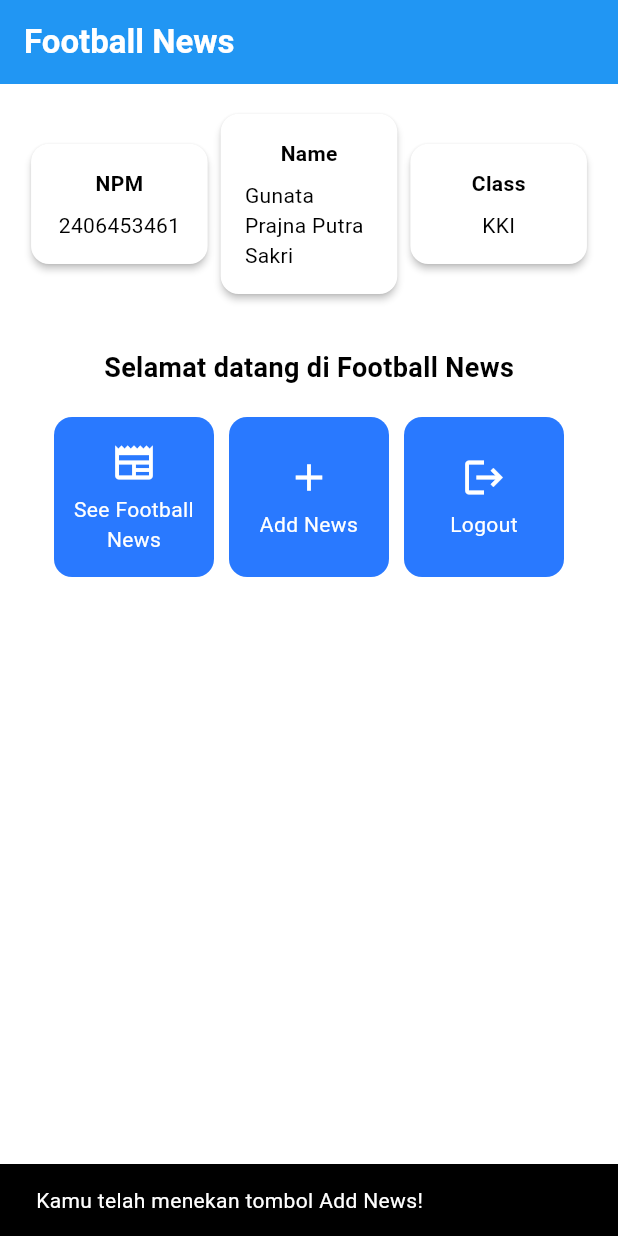
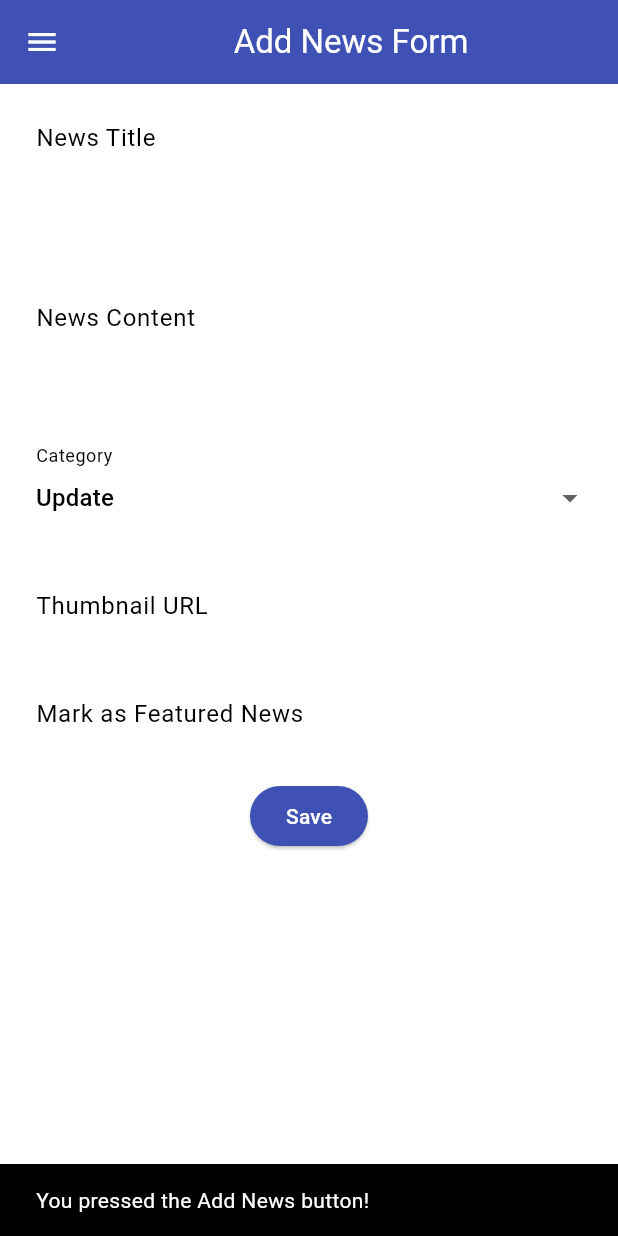
Before and after one commit to kingfrog711/football_news_mobile, a Flutter app: the screen it shows after launch, after a tap on "Add News", on a phone screen of 412 x 824 dp. Run offline on Flutter 3.47's test engine with Material 3 defaults, Android fonts, the phone set to English and light mode, and no system bars.

Commit message:
Tutorial 7.0 Done

```diff
--- a/lib/main.dart
+++ b/lib/main.dart
@@ -1,5 +1,5 @@
 import 'package:flutter/material.dart';
-import 'package:football_news/menu.dart';
+import 'package:football_news/screens/menu.dart';
 
 
 
--- a/lib/menu.dart
+++ /dev/null
@@ -1,187 +0,0 @@
-import 'package:flutter/material.dart';
-
-class MyHomePage extends StatelessWidget {
-  MyHomePage({super.key});
-
-  final String nama = "Gunata Prajna Putra Sakri"; // Name
-  final String npm = "2406453461"; // NPM
-  final String kelas = "KKI"; // Class
-
-  final List<ItemHomepage> items = [
-    ItemHomepage("See Football News", Icons.newspaper),
-    ItemHomepage("Add News", Icons.add),
-    ItemHomepage("Logout", Icons.logout),
-  ];
-  @override
-  Widget build(BuildContext context) {
-    // Scaffold menyediakan struktur dasar halaman dengan AppBar dan body.
-    return Scaffold(
-      // AppBar adalah bagian atas halaman yang menampilkan judul.
-        appBar: AppBar(
-          // Judul aplikasi "Football News" dengan teks putih dan tebal.
-          title: const Text(
-            'Football News',
-            style: TextStyle(
-              color: Colors.white,
-              fontWeight: FontWeight.bold,
-            ),
-          ),
-          // Warna latar belakang AppBar diambil dari skema warna tema aplikasi.
-          backgroundColor: Theme.of(context).colorScheme.primary,
-        ),
-        // Body halaman dengan padding di sekelilingnya.
-        body: Padding(
-          padding: const EdgeInsets.all(16.0),
-          // Menyusun widget secara vertikal dalam sebuah kolom.
-          child: Column(
-            crossAxisAlignment: CrossAxisAlignment.center,
-            children: [
-              // Row untuk menampilkan 3 InfoCard secara horizontal.
-              Row(
-                mainAxisAlignment: MainAxisAlignment.spaceEvenly,
-                children: [
-                  InfoCard(title: 'NPM', content: npm),
-                  InfoCard(title: 'Name', content: nama),
-                  InfoCard(title: 'Class', content: kelas),
-                ],
-              ),
-
-              // Memberikan jarak vertikal 16 unit.
-              const SizedBox(height: 16.0),
-
-              // Menempatkan widget berikutnya di tengah halaman.
-              Center(
-                child: Column(
-                  // Menyusun teks dan grid item secara vertikal.
-
-                  children: [
-                    // Menampilkan teks sambutan dengan gaya tebal dan ukuran 18.
-                    const Padding(
-                      padding: EdgeInsets.only(top: 16.0),
-                      child: Text(
-                        'Selamat datang di Football News',
-                        style: TextStyle(
-                          fontWeight: FontWeight.bold,
-                          fontSize: 18.0,
-                        ),
-                      ),
-                    ),
-
-                    // Grid untuk menampilkan ItemCard dalam bentuk grid 3 kolom.
-                    GridView.count(
-                      primary: true,
-                      padding: const EdgeInsets.all(20),
-                      crossAxisSpacing: 10,
-                      mainAxisSpacing: 10,
-                      crossAxisCount: 3,
-                      // Agar grid menyesuaikan tinggi kontennya.
-                      shrinkWrap: true,
-
-                      // Menampilkan ItemCard untuk setiap item dalam list items.
-                      children: items.map((ItemHomepage item) {
-                        return ItemCard(item);
-                      }).toList(),
-                    ),
-                  ],
-                ),
-              ),
-            ],
-          ),
-        ),
-    );
-  }
-}
-
-class InfoCard extends StatelessWidget {
-  // Kartu informasi yang menampilkan title dan content.
-
-  final String title;  // Judul kartu.
-  final String content;  // Isi kartu.
-
-  const InfoCard({super.key, required this.title, required this.content});
-
-  @override
-  Widget build(BuildContext context) {
-    return Card(
-      // Membuat kotak kartu dengan bayangan dibawahnya.
-      elevation: 2.0,
-      child: Container(
-        // Mengatur ukuran dan jarak di dalam kartu.
-        width: MediaQuery.of(context).size.width / 3.5, // menyesuaikan dengan lebar device yang digunakan.
-        padding: const EdgeInsets.all(16.0),
-        // Menyusun title dan content secara vertikal.
-        child: Column(
-          children: [
-            Text(
-              title,
-              style: const TextStyle(fontWeight: FontWeight.bold),
-            ),
-            const SizedBox(height: 8.0),
-            Text(content),
-          ],
-        ),
-      ),
-    );
-  }
-}
-
-class ItemHomepage {
-  final String name;
-  final IconData icon;
-
-  ItemHomepage(this.name, this.icon);
-}
-
-class ItemCard extends StatelessWidget {
-  // Menampilkan kartu dengan ikon dan nama.
-
-  final ItemHomepage item;
-
-  const ItemCard(this.item, {super.key});
-
-  @override
-  Widget build(BuildContext context) {
-    return Material(
-      // Menentukan warna latar belakang dari tema aplikasi.
-      color: Theme.of(context).colorScheme.secondary,
-      // Membuat sudut kartu melengkung.
-      borderRadius: BorderRadius.circular(12),
-
-      child: InkWell(
-        // Aksi ketika kartu ditekan.
-        onTap: () {
-          // Menampilkan pesan SnackBar saat kartu ditekan.
-          ScaffoldMessenger.of(context)
-            ..hideCurrentSnackBar()
-            ..showSnackBar(
-                SnackBar(content: Text("Kamu telah menekan tombol ${item.name}!"))
-            );
-        },
-        // Container untuk menyimpan Icon dan Text
-        child: Container(
-          padding: const EdgeInsets.all(8),
-          child: Center(
-            child: Column(
-              // Menyusun ikon dan teks di tengah kartu.
-              mainAxisAlignment: MainAxisAlignment.center,
-              children: [
-                Icon(
-                  item.icon,
-                  color: Colors.white,
-                  size: 30.0,
-                ),
-                const Padding(padding: EdgeInsets.all(3)),
-                Text(
-                  item.name,
-                  textAlign: TextAlign.center,
-                  style: const TextStyle(color: Colors.white),
-                ),
-              ],
-            ),
-          ),
-        ),
-      ),
-    );
-  }
-
-}
--- /dev/null
+++ b/lib/screens/menu.dart
@@ -0,0 +1,127 @@
+import 'package:flutter/material.dart';
+import 'package:football_news/widgets/left_drawer.dart';
+import 'package:football_news/widgets/news_card.dart';
+
+
+class MyHomePage extends StatelessWidget {
+  MyHomePage({super.key});
+
+  final String nama = "Gunata Prajna Putra Sakri"; // Name
+  final String npm = "2406453461"; // NPM
+  final String kelas = "KKI"; // Class
+
+  final List<ItemHomepage> items = [
+    ItemHomepage("See Football News", Icons.newspaper),
+    ItemHomepage("Add News", Icons.add),
+    ItemHomepage("Logout", Icons.logout),
+  ];
+
+  @override
+  Widget build(BuildContext context) {
+    // Scaffold menyediakan struktur dasar halaman dengan AppBar dan body.
+    return Scaffold(
+      // AppBar adalah bagian atas halaman yang menampilkan judul.
+      appBar: AppBar(
+        // Judul aplikasi "Football News" dengan teks putih dan tebal.
+        title: const Text(
+          'Football News',
+          style: TextStyle(
+            color: Colors.white,
+            fontWeight: FontWeight.bold,
+          ),
+        ),
+        // Warna latar belakang AppBar diambil dari skema warna tema aplikasi.
+        backgroundColor: Theme.of(context).colorScheme.primary,
+      ),
+
+      drawer: LeftDrawer(),
+
+      // Body halaman dengan padding di sekelilingnya.
+      body: Padding(
+        padding: const EdgeInsets.all(16.0),
+        // Menyusun widget secara vertikal dalam sebuah kolom.
+        child: Column(
+          crossAxisAlignment: CrossAxisAlignment.center,
+          children: [
+            // Row untuk menampilkan 3 InfoCard secara horizontal.
+            Row(
+              mainAxisAlignment: MainAxisAlignment.spaceEvenly,
+              children: [
+                InfoCard(title: 'NPM', content: npm),
+                InfoCard(title: 'Name', content: nama),
+                InfoCard(title: 'Class', content: kelas),
+              ],
+            ),
+
+            // Memberikan jarak vertikal 16 unit.
+            const SizedBox(height: 16.0),
+
+            // Menempatkan widget berikutnya di tengah halaman.
+            Center(
+              child: Column(
+                // Menyusun teks dan grid item secara vertikal.
+                children: [
+                  // Menampilkan teks sambutan dengan gaya tebal dan ukuran 18.
+                  const Padding(
+                    padding: EdgeInsets.only(top: 16.0),
+                    child: Text(
+                      'Selamat datang di Football News',
+                      style: TextStyle(
+                        fontWeight: FontWeight.bold,
+                        fontSize: 18.0,
+                      ),
+                    ),
+                  ),
+
+                  // Grid untuk menampilkan ItemCard dalam bentuk grid 3 kolom.
+                  GridView.count(
+                    primary: true,
+                    padding: const EdgeInsets.all(20),
+                    crossAxisSpacing: 10,
+                    mainAxisSpacing: 10,
+                    crossAxisCount: 3,
+                    // Agar grid menyesuaikan tinggi kontennya.
+                    shrinkWrap: true,
+
+                    // Menampilkan ItemCard untuk setiap item dalam list items.
+                    children: items.map((ItemHomepage item) {
+                      return ItemCard(item);
+                    }).toList(),
+                  ),
+                ],
+              ),
+            ),
+          ],
+        ),
+      ),
+    );
+  }
+}
+
+class InfoCard extends StatelessWidget {
+  final String title;
+  final String content;
+
+  const InfoCard({super.key, required this.title, required this.content});
+
+  @override
+  Widget build(BuildContext context) {
+    return Card(
+      elevation: 2.0,
+      child: Container(
+        width: MediaQuery.of(context).size.width / 3.5,
+        padding: const EdgeInsets.all(16.0),
+        child: Column(
+          children: [
+            Text(
+              title,
+              style: const TextStyle(fontWeight: FontWeight.bold),
+            ),
+            const SizedBox(height: 8.0),
+            Text(content),
+          ],
+        ),
+      ),
+    );
+  }
+}
--- /dev/null
+++ b/lib/screens/newslist_form.dart
@@ -0,0 +1,214 @@
+import 'package:flutter/material.dart';
+import 'package:football_news/widgets/left_drawer.dart';
+
+class NewsFormPage extends StatefulWidget {
+  const NewsFormPage({super.key});
+
+  @override
+  State<NewsFormPage> createState() => _NewsFormPageState();
+}
+
+class _NewsFormPageState extends State<NewsFormPage> {
+  final _formKey = GlobalKey<FormState>();
+
+  String _title = "";
+  String _content = "";
+  String _category = "update";
+  String _thumbnail = "";
+  bool _isFeatured = false;
+
+  final List<String> _categories = [
+    'transfer',
+    'update',
+    'exclusive',
+    'match',
+    'rumor',
+    'analysis',
+  ];
+
+  @override
+  Widget build(BuildContext context) {
+    return Scaffold(
+      appBar: AppBar(
+        title: const Center(
+          child: Text(
+            'Add News Form',
+          ),
+        ),
+        backgroundColor: Colors.indigo,
+        foregroundColor: Colors.white,
+      ),
+      drawer: LeftDrawer(),
+      body: Form(
+        key: _formKey,
+        child: SingleChildScrollView(
+          child: Column(
+            crossAxisAlignment: CrossAxisAlignment.start,
+            children: [
+              // === Title ===
+              Padding(
+                padding: const EdgeInsets.all(8.0),
+                child: TextFormField(
+                  decoration: InputDecoration(
+                    hintText: "News Title",
+                    labelText: "News Title",
+                    border: OutlineInputBorder(
+                      borderRadius: BorderRadius.circular(5.0),
+                    ),
+                  ),
+                  onChanged: (String? value) {
+                    setState(() {
+                      _title = value!;
+                    });
+                  },
+                  validator: (String? value) {
+                    if (value == null || value.isEmpty) {
+                      return "Title cannot be empty!";
+                    }
+                    return null;
+                  },
+                ),
+              ),
+
+              // === Content ===
+              Padding(
+                padding: const EdgeInsets.all(8.0),
+                child: TextFormField(
+                  maxLines: 5,
+                  decoration: InputDecoration(
+                    hintText: "News Content",
+                    labelText: "News Content",
+                    border: OutlineInputBorder(
+                      borderRadius: BorderRadius.circular(5.0),
+                    ),
+                  ),
+                  onChanged: (String? value) {
+                    setState(() {
+                      _content = value!;
+                    });
+                  },
+                  validator: (String? value) {
+                    if (value == null || value.isEmpty) {
+                      return "Content cannot be empty!";
+                    }
+                    return null;
+                  },
+                ),
+              ),
+
+              // === Category ===
+              Padding(
+                padding: const EdgeInsets.all(8.0),
+                child: DropdownButtonFormField<String>(
+                  decoration: InputDecoration(
+                    labelText: "Category",
+                    border: OutlineInputBorder(
+                      borderRadius: BorderRadius.circular(5.0),
+                    ),
+                  ),
+                  value: _category,
+                  items: _categories
+                      .map((cat) => DropdownMenuItem(
+                    value: cat,
+                    child: Text(
+                        cat[0].toUpperCase() + cat.substring(1)),
+                  ))
+                      .toList(),
+                  onChanged: (String? newValue) {
+                    setState(() {
+                      _category = newValue!;
+                    });
+                  },
+                ),
+              ),
+
+              // === Thumbnail URL ===
+              Padding(
+                padding: const EdgeInsets.all(8.0),
+                child: TextFormField(
+                  decoration: InputDecoration(
+                    hintText: "Thumbnail URL (optional)",
+                    labelText: "Thumbnail URL",
+                    border: OutlineInputBorder(
+                      borderRadius: BorderRadius.circular(5.0),
+                    ),
+                  ),
+                  onChanged: (String? value) {
+                    setState(() {
+                      _thumbnail = value!;
+                    });
+                  },
+                ),
+              ),
+
+              // === Is Featured ===
+              Padding(
+                padding: const EdgeInsets.all(8.0),
+                child: SwitchListTile(
+                  title: const Text("Mark as Featured News"),
+                  value: _isFeatured,
+                  onChanged: (bool value) {
+                    setState(() {
+                      _isFeatured = value;
+                    });
+                  },
+                ),
+              ),
+
+              // === Save Button ===
+              Align(
+                alignment: Alignment.bottomCenter,
+                child: Padding(
+                  padding: const EdgeInsets.all(8.0),
+                  child: ElevatedButton(
+                    style: ButtonStyle(
+                      backgroundColor:
+                      MaterialStateProperty.all(Colors.indigo),
+                    ),
+                    onPressed: () {
+                      if (_formKey.currentState!.validate()) {
+                        showDialog(
+                          context: context,
+                          builder: (context) {
+                            return AlertDialog(
+                              title:
+                              const Text('Produk berhasil tersimpan'),
+                              content: SingleChildScrollView(
+                                child: Column(
+                                  crossAxisAlignment:
+                                  CrossAxisAlignment.start,
+                                  children: [
+                                    Text('Judul: $_title'),
+                                    Text('Konten: $_content'),
+                                    Text('Thumbnail: $_thumbnail'),
+                                  ],
+                                ),
+                              ),
+                              actions: [
+                                TextButton(
+                                  child: const Text('OK'),
+                                  onPressed: () {
+                                    Navigator.pop(context);
+                                    _formKey.currentState!.reset();
+                                  },
+                                ),
+                              ],
+                            );
+                          },
+                        );
+                      }
+                    },
+                    child: const Text(
+                      "Save",
+                      style: TextStyle(color: Colors.white),
+                    ),
+                  ),
+                ),
+              ),
+            ],
+          ),
+        ),
+      ),
+    );
+  }
+}
--- /dev/null
+++ b/lib/widgets/left_drawer.dart
@@ -0,0 +1,63 @@
+import 'package:flutter/material.dart';
+import 'package:football_news/screens/menu.dart';
+
+class LeftDrawer extends StatelessWidget {
+  const LeftDrawer({super.key});
+
+  @override
+  Widget build(BuildContext context) {
+    return Drawer(
+      child: ListView(
+        children: [
+          const DrawerHeader(
+            decoration: BoxDecoration(
+              color: Colors.blue,
+            ),
+            child: Column(
+              children: [
+                Text(
+                  'Football News',
+                  textAlign: TextAlign.center,
+                  style: TextStyle(
+                    fontSize: 30,
+                    fontWeight: FontWeight.bold,
+                    color: Colors.white,
+                  ),
+                ),
+                Padding(padding: EdgeInsets.all(10)),
+                Text(
+                  "All the latest football updates here!",
+                  // TODO: Add text style with center alignment, font size 15, white color, and normal weight
+                ),
+              ],
+            ),
+          ),
+          ListTile(
+            leading: const Icon(Icons.home_outlined),
+            title: const Text('Home'),
+            // Redirect to MyHomePage
+            onTap: () {
+              Navigator.pushReplacement(
+                context,
+                MaterialPageRoute(
+                  builder: (context) => MyHomePage(),
+                ),
+              );
+            },
+          ),
+          ListTile(
+            leading: const Icon(Icons.post_add),
+            title: const Text('Add News'),
+            // Redirect to NewsFormPage
+            onTap: () {
+              /*
+              TODO: Add routing to NewsFormPage here
+              once the page is created.
+              */
+            },
+          ),
+        ],
+      ),
+    );
+  }
+}
--- /dev/null
+++ b/lib/widgets/news_card.dart
@@ -0,0 +1,64 @@
+import 'package:flutter/material.dart';
+import 'package:football_news/screens/newslist_form.dart';
+
+
+class ItemCard extends StatelessWidget {
+  final ItemHomepage item;
+
+  const ItemCard(this.item, {super.key});
+
+  @override
+  Widget build(BuildContext context) {
+    return Material(
+      color: Theme.of(context).colorScheme.secondary,
+      borderRadius: BorderRadius.circular(12),
+      child: InkWell(
+        // Responsive area for touch
+        onTap: () {
+          // Show SnackBar when clicked
+          ScaffoldMessenger.of(context)
+            ..hideCurrentSnackBar()
+            ..showSnackBar(SnackBar(
+                content: Text("You pressed the ${item.name} button!")));
+
+          // Navigate to the appropriate route (depending on the button type)
+          if (item.name == "Add News") {
+            Navigator.push(
+              context,
+              MaterialPageRoute(builder: (context) => const NewsFormPage()),
+            );
+          }
+
+        },
+        child: Container(
+          padding: const EdgeInsets.all(8),
+          child: Center(
+            child: Column(
+              mainAxisAlignment: MainAxisAlignment.center,
+              children: [
+                Icon(
+                  item.icon,
+                  color: Colors.white,
+                  size: 30.0,
+                ),
+                const Padding(padding: EdgeInsets.all(3)),
+                Text(
+                  item.name,
+                  textAlign: TextAlign.center,
+                  style: const TextStyle(color: Colors.white),
+                ),
+              ],
+            ),
+          ),
+        ),
+      ),
+    );
+  }
+}
+
+class ItemHomepage {
+  final String name;
+  final IconData icon;
+
+  ItemHomepage(this.name, this.icon);
+}
```
